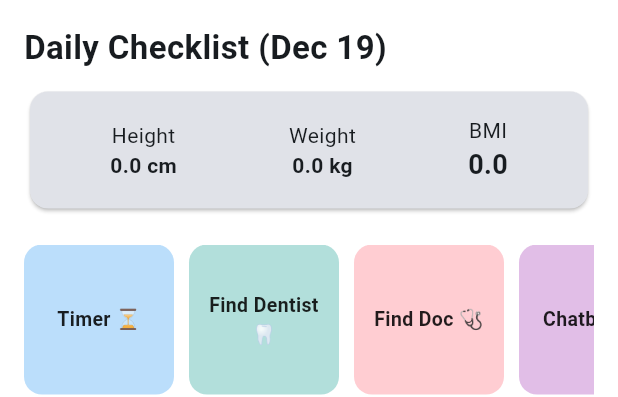
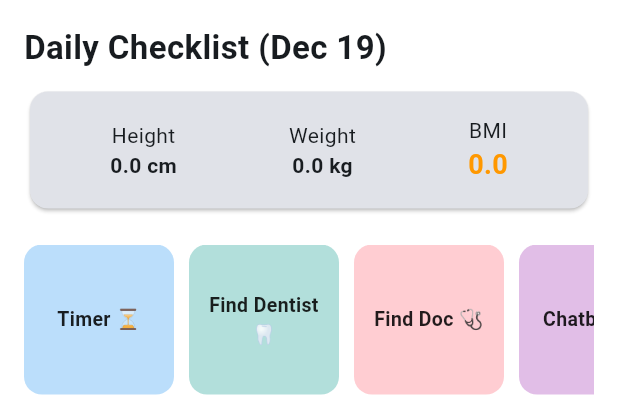
Before and after one commit to gringuide2025/GrinGuide-, a Flutter app: the _DailyChecklistTab widget shown alone on an empty page, opened directly with empty values, on a phone screen of 412 x 824 dp. Shown: the top 397 px of the screen. Run offline on Flutter 3.47's test engine with Material 3 defaults, Android fonts, the phone set to English and light mode, and no system bars; our stand-ins replace audioplayers, cloud_firestore, firebase_auth, firebase_core, fl_chart, flutter_local_notifications and 9 more; missing offline and left inert: onesignal_flutter, syncfusion_flutter_pdfviewer; accounts and stored records are empty; statements that could not run were skipped.

Commit message:
feat: implement dynamic BMI color highlighting on dashboard

```diff
--- a/lib/features/dashboard/dashboard_screen.dart
+++ b/lib/features/dashboard/dashboard_screen.dart
@@ -396,7 +396,19 @@ class _DailyChecklistTab extends ConsumerWidget {
                  children: [
                     Column(children: [Text("Height"), Text("${child.height} cm", style: const TextStyle(fontWeight: FontWeight.bold))]),
                     Column(children: [Text("Weight"), Text("${child.weight} kg", style: const TextStyle(fontWeight: FontWeight.bold))]),
-                    Column(children: [Text("BMI"), Text(child.bmi.toStringAsFixed(1), style: const TextStyle(fontWeight: FontWeight.bold, fontSize: 18))]),
+                    Column(children: [
+                      Text("BMI"),
+                      Text(
+                        child.bmi.toStringAsFixed(1),
+                        style: TextStyle(
+                          fontWeight: FontWeight.bold,
+                          fontSize: 18,
+                          color: child.bmi < 18.5
+                              ? Colors.orange
+                              : (child.bmi <= 25.0 ? Colors.green : Colors.red),
+                        ),
+                      ),
+                    ]),
                  ],
                ),
             ),
```
